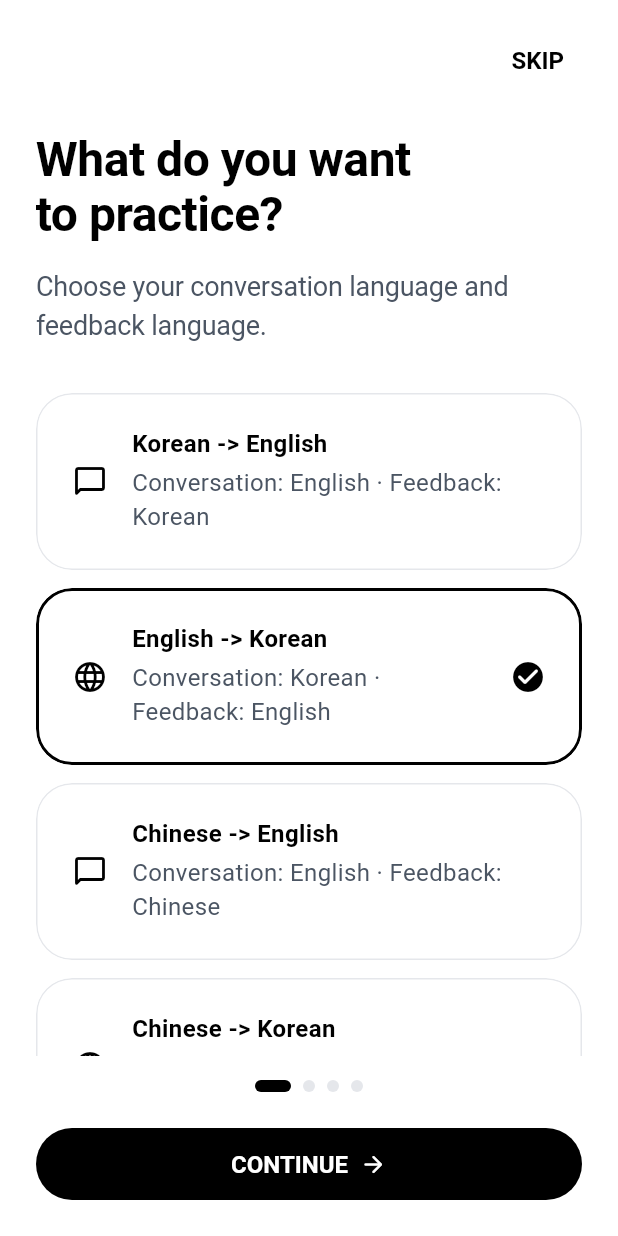
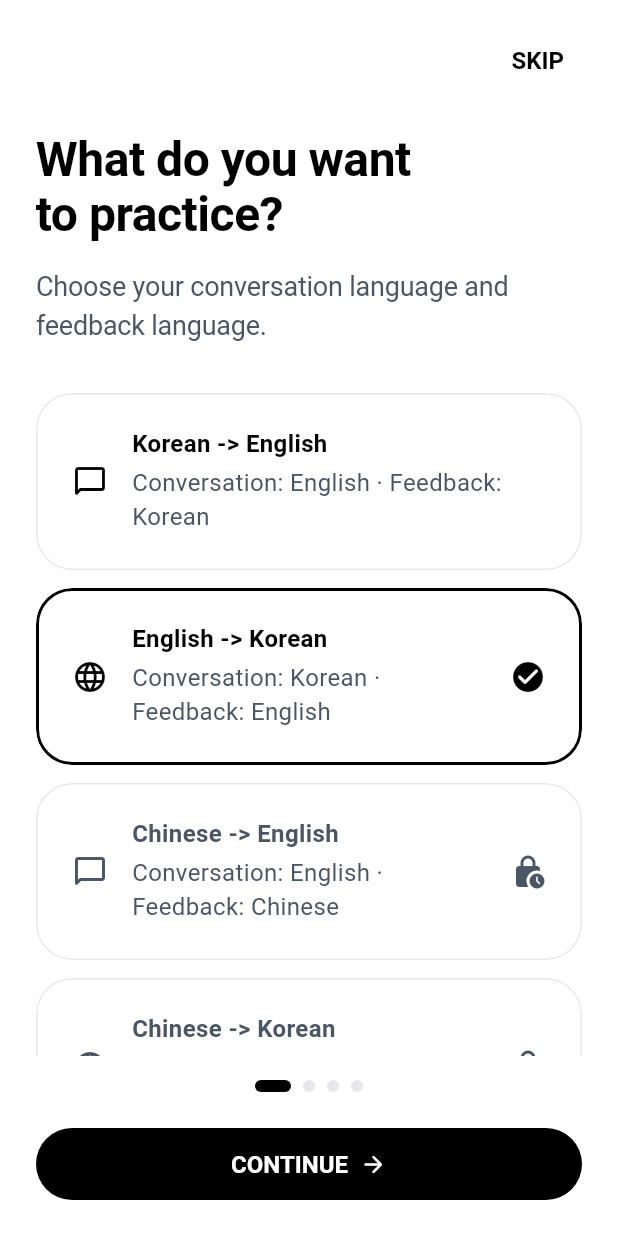
Before and after one commit to Hyun-Jun-Lee/MoreThanHuman, a Flutter app: the screen it shows after launch, on a phone screen of 412 x 824 dp. Run offline on Flutter 3.47's test engine with Material 3 defaults, Android fonts, the light colour scheme and no system bars; our stand-ins replace audioplayers, dio, flutter_riverpod, flutter_secure_storage, go_router, google_sign_in and 1 more; missing offline and left inert: record; accounts and stored records are empty; Roboto replaces fonts that are missing (Pretendard); statements that could not run were skipped.

Commit message:
fix(onboarding): localize copy and disable Chinese pairs

```diff
--- a/mobile/lib/app/app.dart
+++ b/mobile/lib/app/app.dart
@@ -1,6 +1,7 @@
 import 'package:curitalk/app/router/app_router.dart';
 import 'package:curitalk/app/theme/app_theme.dart';
 import 'package:flutter/material.dart';
+import 'package:flutter_localizations/flutter_localizations.dart';
 import 'package:flutter_riverpod/flutter_riverpod.dart';
 
 class CuritalkApp extends ConsumerWidget {
@@ -12,6 +13,12 @@ class CuritalkApp extends ConsumerWidget {
       title: 'Curitalk',
       debugShowCheckedModeBanner: false,
       theme: AppTheme.light,
+      localizationsDelegates: const <LocalizationsDelegate<dynamic>>[
+        GlobalMaterialLocalizations.delegate,
+        GlobalCupertinoLocalizations.delegate,
+        GlobalWidgetsLocalizations.delegate,
+      ],
+      supportedLocales: const <Locale>[Locale('en'), Locale('ko')],
       routerConfig: ref.watch(appRouterProvider),
     );
   }
--- a/mobile/lib/core/widgets/app_selection_card.dart
+++ b/mobile/lib/core/widgets/app_selection_card.dart
@@ -28,16 +28,20 @@ class AppSelectionCard extends StatelessWidget {
   Widget build(BuildContext context) {
     final ThemeData theme = Theme.of(context);
     final AppSemanticColors semanticColors = AppSemanticColors.of(context);
+    final bool isEnabled = onTap != null;
     final Color borderColor = selected
         ? semanticColors.focusBorder
         : theme.colorScheme.outlineVariant;
     final double borderWidth = selected
         ? AppBorderWidth.focused
         : AppBorderWidth.hairline;
+    final Color contentColor = isEnabled
+        ? theme.colorScheme.onSurface
+        : theme.colorScheme.onSurfaceVariant;
 
     return Semantics(
       button: true,
-      enabled: onTap != null,
+      enabled: isEnabled,
       selected: selected,
       label: semanticLabel,
       excludeSemantics: semanticLabel != null,
@@ -59,7 +63,7 @@ class AppSelectionCard extends StatelessWidget {
                   if (icon != null) ...<Widget>[
                     IconTheme(
                       data: IconThemeData(
-                        color: theme.colorScheme.onSurface,
+                        color: contentColor,
                         size: AppSize.icon,
                       ),
                       child: icon!,
@@ -74,7 +78,7 @@ class AppSelectionCard extends StatelessWidget {
                         Text(
                           title,
                           style: AppTypography.button.copyWith(
-                            color: theme.colorScheme.onSurface,
+                            color: contentColor,
                           ),
                         ),
                         if (description != null) ...<Widget>[
--- a/mobile/lib/features/language/domain/learning_language.dart
+++ b/mobile/lib/features/language/domain/learning_language.dart
@@ -114,6 +114,11 @@ class LearningLanguageContext {
   final LearningLanguageCode targetLanguage;
   final LearningLanguageCode feedbackLanguage;
 
+  bool get isAvailableInMobileSelector =>
+      nativeLanguage != LearningLanguageCode.zh &&
+      targetLanguage != LearningLanguageCode.zh &&
+      feedbackLanguage != LearningLanguageCode.zh;
+
   Map<String, dynamic> toJson() {
     return <String, dynamic>{
       'native_language': nativeLanguage.code,
@@ -203,11 +208,6 @@ LearningLanguageContext defaultLanguageContextForLocale(String localeCode) {
       targetLanguage: LearningLanguageCode.ko,
       feedbackLanguage: LearningLanguageCode.en,
     ),
-    'zh' => const LearningLanguageContext(
-      nativeLanguage: LearningLanguageCode.zh,
-      targetLanguage: LearningLanguageCode.ko,
-      feedbackLanguage: LearningLanguageCode.zh,
-    ),
     _ => LearningLanguageContext.defaultContext,
   };
 }
--- a/mobile/lib/features/language/presentation/language_pair_selector.dart
+++ b/mobile/lib/features/language/presentation/language_pair_selector.dart
@@ -23,17 +23,37 @@ class LanguagePairSelector extends StatelessWidget {
       children: <Widget>[
         for (final LearningLanguageContext option
             in LearningLanguageContext.supportedContexts) ...<Widget>[
-          AppSelectionCard(
-            title: option.pairLabel(localeCode),
-            description: option.helperText(localeCode),
-            selected: option == selected,
-            onTap: enabled ? () => onChanged(option) : null,
-            icon: Icon(_iconFor(option.targetLanguage)),
-          ),
+          _buildOption(context, option),
           if (option != LearningLanguageContext.supportedContexts.last)
             const SizedBox(height: AppSpacing.sm),
         ],
       ],
+    );
+  }
+
+  Widget _buildOption(BuildContext context, LearningLanguageContext option) {
+    final bool isAvailable = option.isAvailableInMobileSelector;
+    final bool isOptionEnabled = enabled && isAvailable;
+    final String comingSoonLabel = _comingSoonLabel(localeCode);
+
+    return AppSelectionCard(
+      title: option.pairLabel(localeCode),
+      description: option.helperText(localeCode),
+      selected: option == selected,
+      onTap: isOptionEnabled ? () => onChanged(option) : null,
+      icon: Icon(_iconFor(option.targetLanguage)),
+      trailing: isAvailable
+          ? null
+          : Tooltip(
+              message: comingSoonLabel,
+              child: Icon(
+                Icons.lock_clock_rounded,
+                color: Theme.of(context).colorScheme.onSurfaceVariant,
+              ),
+            ),
+      semanticLabel: isAvailable
+          ? null
+          : '${option.pairLabel(localeCode)}, $comingSoonLabel',
     );
   }
 
@@ -44,4 +64,11 @@ class LanguagePairSelector extends StatelessWidget {
       LearningLanguageCode.zh => Icons.translate_rounded,
     };
   }
+
+  static String _comingSoonLabel(String localeCode) {
+    return switch (localeCode) {
+      'ko' => '준비 중',
+      _ => 'Coming soon',
+    };
+  }
 }
--- a/mobile/lib/features/onboarding/presentation/onboarding_screen.dart
+++ b/mobile/lib/features/onboarding/presentation/onboarding_screen.dart
@@ -69,6 +69,9 @@ class _OnboardingScreenState extends ConsumerState<OnboardingScreen> {
 
   @override
   Widget build(BuildContext context) {
+    final String localeCode = _onboardingLocaleCode(context);
+    final _OnboardingCopy copy = _OnboardingCopy.forLocale(localeCode);
+
     return Scaffold(
       body: SafeArea(
         child: Padding(
@@ -92,13 +95,13 @@ class _OnboardingScreenState extends ConsumerState<OnboardingScreen> {
                           curve: Curves.easeOut,
                         ),
                         icon: const Icon(Icons.arrow_back_rounded),
-                        label: const Text('BACK'),
+                        label: Text(copy.backLabel),
                       )
                     else
                       const SizedBox.shrink(),
                     TextButton(
                       onPressed: _isCompleting ? null : _complete,
-                      child: const Text('SKIP'),
+                      child: Text(copy.skipLabel),
                     ),
                   ],
                 ),
@@ -112,14 +115,16 @@ class _OnboardingScreenState extends ConsumerState<OnboardingScreen> {
                   },
                   children: <Widget>[
                     _LanguagePairPage(
+                      copy: copy.languagePair,
+                      localeCode: localeCode,
                       selected: _selectedLanguage,
                       onChanged: (LearningLanguageContext next) {
                         setState(() => _selectedLanguage = next);
                       },
                     ),
-                    const _InterestPage(),
-                    const _TopicPrepPage(),
-                    const _FeedbackPage(),
+                    _InterestPage(copy: copy.interest),
+                    _TopicPrepPage(copy: copy.topicPrep),
+                    _FeedbackPage(copy: copy.feedback),
                   ],
                 ),
               ),
@@ -128,8 +133,8 @@ class _OnboardingScreenState extends ConsumerState<OnboardingScreen> {
               const SizedBox(height: AppSpacing.lg),
               AppPrimaryButton(
                 label: _currentIndex == _pageCount - 1
-                    ? 'GET STARTED'
-                    : 'CONTINUE',
+                    ? copy.getStartedLabel
+                    : copy.continueLabel,
                 isLoading: _isCompleting,
                 trailing: _currentIndex == _pageCount - 1
                     ? null
@@ -145,15 +150,20 @@ class _OnboardingScreenState extends ConsumerState<OnboardingScreen> {
 }
 
 class _LanguagePairPage extends StatelessWidget {
-  const _LanguagePairPage({required this.selected, required this.onChanged});
+  const _LanguagePairPage({
+    required this.copy,
+    required this.localeCode,
+    required this.selected,
+    required this.onChanged,
+  });
 
+  final _OnboardingPageCopy copy;
+  final String localeCode;
   final LearningLanguageContext selected;
   final ValueChanged<LearningLanguageContext> onChanged;
 
   @override
   Widget build(BuildContext context) {
-    final String localeCode = Localizations.localeOf(context).languageCode;
-    final _LanguagePairCopy copy = _LanguagePairCopy.forLocale(localeCode);
     return _OnboardingPageLayout(
       title: copy.title,
       description: copy.description,
@@ -167,40 +177,39 @@ class _LanguagePairPage extends StatelessWidget {
 }
 
 class _InterestPage extends StatelessWidget {
-  const _InterestPage();
+  const _InterestPage({required this.copy});
+
+  final _InterestPageCopy copy;
 
   @override
   Widget build(BuildContext context) {
     return _OnboardingPageLayout(
-      title: 'Talk about what\nyou actually care about.',
-      description:
-          'Practice conversation with news, hobbies, sports, travel, or anything on your mind.',
+      title: copy.title,
+      description: copy.description,
       illustration: AppColorBlockCard(
         color: AppPalette.blockLilacSoft,
         child: Column(
           crossAxisAlignment: CrossAxisAlignment.stretch,
           children: <Widget>[
             _ChatLine(
-              text: "Where are you heading?",
+              text: copy.leftMessage,
               alignment: Alignment.centerLeft,
               color: Theme.of(context).colorScheme.surface,
             ),
             const SizedBox(height: AppSpacing.md),
-            const _ChatLine(
-              text: "I'm going to Osaka next week!",
+            _ChatLine(
+              text: copy.rightMessage,
               alignment: Alignment.centerRight,
               color: AppPalette.primary,
               textColor: AppPalette.onPrimary,
             ),
             const SizedBox(height: AppSpacing.lg),
-            const Wrap(
+            Wrap(
               alignment: WrapAlignment.center,
               spacing: AppSpacing.xs,
               runSpacing: AppSpacing.xs,
               children: <Widget>[
-                Chip(label: Text('OSAKA FOOD')),
-                Chip(label: Text('BASEBALL')),
-                Chip(label: Text('AI NEWS')),
+                for (final String chip in copy.chips) Chip(label: Text(chip)),
               ],
             ),
           ],
@@ -210,55 +219,168 @@ class _InterestPage extends StatelessWidget {
   }
 }
 
-class _LanguagePairCopy {
-  const _LanguagePairCopy({required this.title, required this.description});
+class _OnboardingCopy {
+  const _OnboardingCopy({
+    required this.backLabel,
+    required this.skipLabel,
+    required this.continueLabel,
+    required this.getStartedLabel,
+    required this.languagePair,
+    required this.interest,
+    required this.topicPrep,
+    required this.feedback,
+  });
 
-  final String title;
-  final String description;
+  final String backLabel;
+  final String skipLabel;
+  final String continueLabel;
+  final String getStartedLabel;
+  final _OnboardingPageCopy languagePair;
+  final _InterestPageCopy interest;
+  final _TopicPrepPageCopy topicPrep;
+  final _FeedbackPageCopy feedback;
 
-  static _LanguagePairCopy forLocale(String localeCode) {
+  static _OnboardingCopy forLocale(String localeCode) {
     return switch (localeCode) {
-      'ko' => const _LanguagePairCopy(
-        title: '무엇을 연습할까요?',
-        description: '대화 언어와 피드백 언어를 먼저 선택하세요.',
+      'ko' => const _OnboardingCopy(
+        backLabel: '뒤로',
+        skipLabel: '건너뛰기',
+        continueLabel: '계속',
+        getStartedLabel: '시작하기',
+        languagePair: _OnboardingPageCopy(
+          title: '무엇을 연습할까요?',
+          description: '대화 언어와 피드백 언어를 먼저 선택하세요.',
+        ),
+        interest: _InterestPageCopy(
+          title: '진짜 관심사를\n이야기해요.',
+          description: '뉴스, 취미, 스포츠, 여행처럼 마음에 있는 주제로 회화를 연습해요.',
+          leftMessage: '어디로 가세요?',
+          rightMessage: '다음 주에 오사카에 가요!',
+          chips: <String>['오사카 맛집', '야구', 'AI 뉴스'],
+        ),
+        topicPrep: _TopicPrepPageCopy(
+          title: '말하기 전에\n가볍게 준비해요.',
+          description: 'Curitalk이 배경 정보를 모으고 시작 질문을 준비해 처음 말하기가 쉬워져요.',
+          sectionLabel: '주제 요약',
+          topicTitle: '커리어 전환\n준비하기',
+          helperText: '대화를 위한 질문 3개가 준비됐어요.',
+        ),
+        feedback: _FeedbackPageCopy(
+          title: '부담 없이\n나아져요.',
+          description: '대화 흐름은 유지하면서 메시지 아래에서 부드러운 제안을 확인해요.',
+          originalMessage: 'I go to Dotonbori yesterday.',
+          correctionText: '제안: I went to Dotonbori yesterday.',
+          reasonText: '이유: 과거 시제 + 장소',
+        ),
       ),
-      'zh' => const _LanguagePairCopy(
-        title: '你想练习什么？',
-        description: '先选择对话语言和反馈语言。',
-      ),
-      _ => const _LanguagePairCopy(
-        title: 'What do you want\nto practice?',
-        description: 'Choose your conversation language and feedback language.',
+      _ => const _OnboardingCopy(
+        backLabel: 'BACK',
+        skipLabel: 'SKIP',
+        continueLabel: 'CONTINUE',
+        getStartedLabel: 'GET STARTED',
+        languagePair: _OnboardingPageCopy(
+          title: 'What do you want\nto practice?',
+          description:
+              'Choose your conversation language and feedback language.',
+        ),
+        interest: _InterestPageCopy(
+          title: 'Talk about what\nyou actually care about.',
+          description:
+              'Practice conversation with news, hobbies, sports, travel, or anything on your mind.',
+          leftMessage: 'Where are you heading?',
+          rightMessage: "I'm going to Osaka next week!",
+          chips: <String>['OSAKA FOOD', 'BASEBALL', 'AI NEWS'],
+        ),
+        topicPrep: _TopicPrepPageCopy(
+          title: 'Get ready before\nyou speak.',
+          description:
+              'Curitalk gathers helpful context and gives you starter questions, so beginning feels easy.',
+          sectionLabel: 'Topic summary',
+          topicTitle: 'Navigating\nCareer Transitions',
+          helperText: 'Three useful questions are ready for your conversation.',
+        ),
+        feedback: _FeedbackPageCopy(
+          title: 'Improve without\npressure.',
+          description:
+              'See gentle suggestions under your messages while the conversation keeps flowing.',
+          originalMessage: 'I go to Dotonbori yesterday.',
+          correctionText: 'Try: I went to Dotonbori yesterday.',
+          reasonText: 'Why: past tense + place',
+        ),
       ),
     };
   }
 }
 
+class _OnboardingPageCopy {
+  const _OnboardingPageCopy({required this.title, required this.description});
+
+  final String title;
+  final String description;
+}
+
+class _InterestPageCopy extends _OnboardingPageCopy {
+  const _InterestPageCopy({
+    required super.title,
+    required super.description,
+    required this.leftMessage,
+    required this.rightMessage,
+    required this.chips,
+  });
+
+  final String leftMessage;
+  final String rightMessage;
+  final List<String> chips;
+}
+
+class _TopicPrepPageCopy extends _OnboardingPageCopy {
+  const _TopicPrepPageCopy({
+    required super.title,
+    required super.description,
+    required this.sectionLabel,
+    required this.topicTitle,
+    required this.helperText,
+  });
+
+  final String sectionLabel;
+  final String topicTitle;
+  final String helperText;
+}
+
+class _FeedbackPageCopy extends _OnboardingPageCopy {
+  const _FeedbackPageCopy({
+    required super.title,
+    required super.description,
+    required this.originalMessage,
+    required this.correctionText,
+    required this.reasonText,
+  });
+
+  final String originalMessage;
+  final String correctionText;
+  final String reasonText;
+}
+
 class _TopicPrepPage extends StatelessWidget {
-  const _TopicPrepPage();
+  const _TopicPrepPage({required this.copy});
+
+  final _TopicPrepPageCopy copy;
 
   @override
   Widget build(BuildContext context) {
     return _OnboardingPageLayout(
-      title: 'Get ready before\nyou speak.',
-      description:
-          'Curitalk gathers helpful context and gives you starter questions, so beginning feels easy.',
-      illustration: const AppColorBlockCard(
+      title: copy.title,
+      description: copy.description,
+      illustration: AppColorBlockCard(
         color: AppPalette.blockLime,
         child: Column(
           crossAxisAlignment: CrossAxisAlignment.start,
           children: <Widget>[
-            AppSectionLabel('Topic summary'),
-            SizedBox(height: AppSpacing.lg),
-            Text(
-              'Navigating\nCareer Transitions',
-              style: AppTypography.headlineLg,
-            ),
-            SizedBox(height: AppSpacing.lg),
-            Text(
-              'Three useful questions are ready for your conversation.',
-              style: AppTypography.bodySm,
-            ),
+            AppSectionLabel(copy.sectionLabel),
+            const SizedBox(height: AppSpacing.lg),
+            Text(copy.topicTitle, style: AppTypography.headlineLg),
+            const SizedBox(height: AppSpacing.lg),
+            Text(copy.helperText, style: AppTypography.bodySm),
           ],
         ),
       ),
@@ -267,35 +389,30 @@ class _TopicPrepPage extends StatelessWidget {
 }
 
 class _FeedbackPage extends StatelessWidget {
-  const _FeedbackPage();
+  const _FeedbackPage({required this.copy});
+
+  final _FeedbackPageCopy copy;
 
   @override
   Widget build(BuildContext context) {
     return _OnboardingPageLayout(
-      title: 'Improve without\npressure.',
-      description:
-          'See gentle suggestions under your messages while the conversation keeps flowing.',
+      title: copy.title,
+      description: copy.description,
       illustration: Column(
-        children: const <Widget>[
+        children: <Widget>[
           AppColorBlockCard(
             color: AppPalette.blockLilac,
-            child: Text(
-              'I go to Dotonbori yesterday.',
-              style: AppTypography.body,
-            ),
+            child: Text(copy.originalMessage, style: AppTypography.body),
           ),
-          SizedBox(height: AppSpacing.md),
+          const SizedBox(height: AppSpacing.md),
           AppColorBlockCard(
             color: AppPalette.blockCream,
             child: Column(
               crossAxisAlignment: CrossAxisAlignment.start,
               children: <Widget>[
-                Text(
-                  'Try: I went to Dotonbori yesterday.',
-                  style: AppTypography.body,
-                ),
-                SizedBox(height: AppSpacing.xs),
-                Text('Why: past tense + place', style: AppTypography.bodySm),
+                Text(copy.correctionText, style: AppTypography.body),
+                const SizedBox(height: AppSpacing.xs),
+                Text(copy.reasonText, style: AppTypography.bodySm),
               ],
             ),
           ),
@@ -303,6 +420,10 @@ class _FeedbackPage extends StatelessWidget {
       ),
     );
   }
+}
+
+String _onboardingLocaleCode(BuildContext context) {
+  return Localizations.localeOf(context).languageCode == 'ko' ? 'ko' : 'en';
 }
 
 class _OnboardingPageLayout extends StatelessWidget {
--- a/mobile/pubspec.yaml
+++ b/mobile/pubspec.yaml
@@ -29,6 +29,8 @@ environment:
 # versions available, run `flutter pub outdated`.
 dependencies:
   flutter:
+    sdk: flutter
+  flutter_localizations:
     sdk: flutter
 
   # The following adds the Cupertino Icons font to your application.
```
Also changed, not shown: mobile/pubspec.lock, 3 other files.
